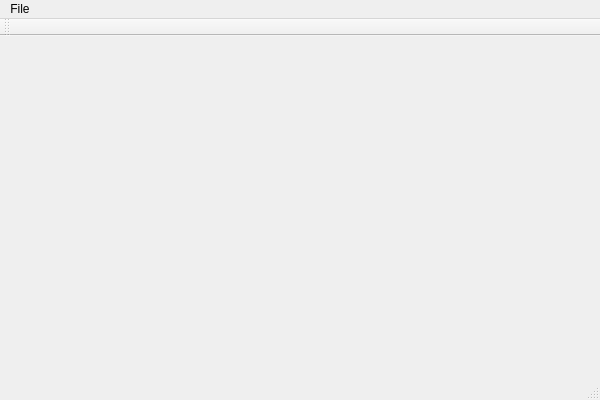
This is HXEngine/HXEditor/HXEditorWin.ui in huangx916/HXEngine as Qt 5 draws it before an edit. The edited form follows.
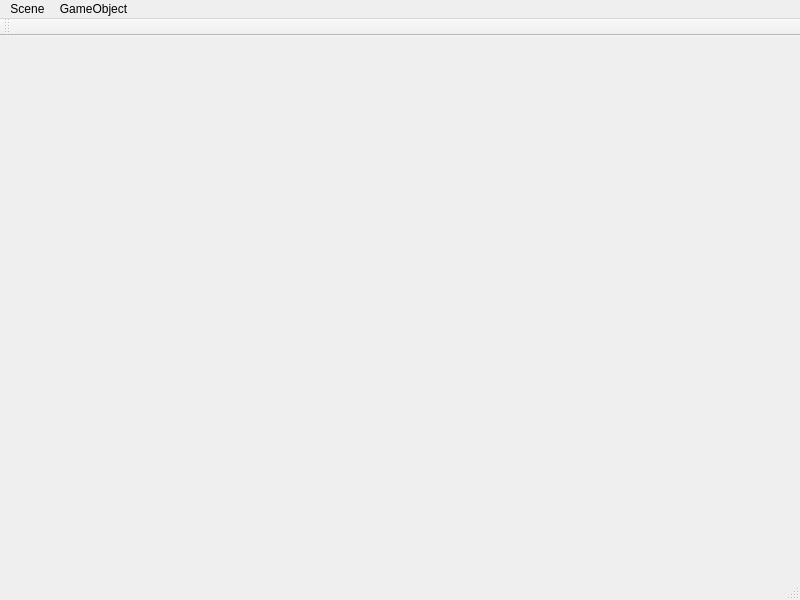
This is the edited form.

Diff of the .ui file:
```diff
--- a/HXEngine/HXEditor/HXEditorWin.ui
+++ b/HXEngine/HXEditor/HXEditorWin.ui
@@ -6,8 +6,8 @@
    <rect>
     <x>0</x>
     <y>0</y>
-    <width>600</width>
-    <height>400</height>
+    <width>800</width>
+    <height>600</height>
    </rect>
   </property>
   <property name="windowTitle">
@@ -30,17 +30,24 @@
     <rect>
      <x>0</x>
      <y>0</y>
-     <width>600</width>
+     <width>800</width>
      <height>23</height>
     </rect>
    </property>
    <widget class="QMenu" name="menuFile">
     <property name="title">
-     <string>File</string>
+     <string>Scene</string>
     </property>
-    <addaction name="actionOpenScene"/>
+    <addaction name="actionLoadScene"/>
+   </widget>
+   <widget class="QMenu" name="menuGameObject">
+    <property name="title">
+     <string>GameObject</string>
+    </property>
+    <addaction name="actionLoadGameObject"/>
    </widget>
    <addaction name="menuFile"/>
+   <addaction name="menuGameObject"/>
   </widget>
   <widget class="QToolBar" name="mainToolBar">
    <attribute name="toolBarArea">
```
Left out of the diff: 9 changed lines with no effect on the pictures.
